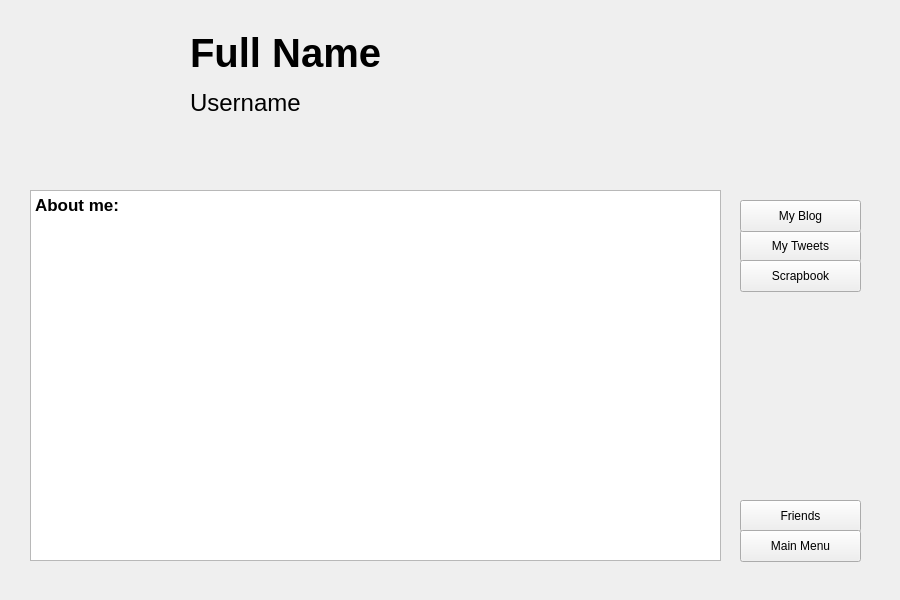
Above: GUI/profilegui.ui from thanhmvu/RocketRapport before the change. Below: the same form after it.
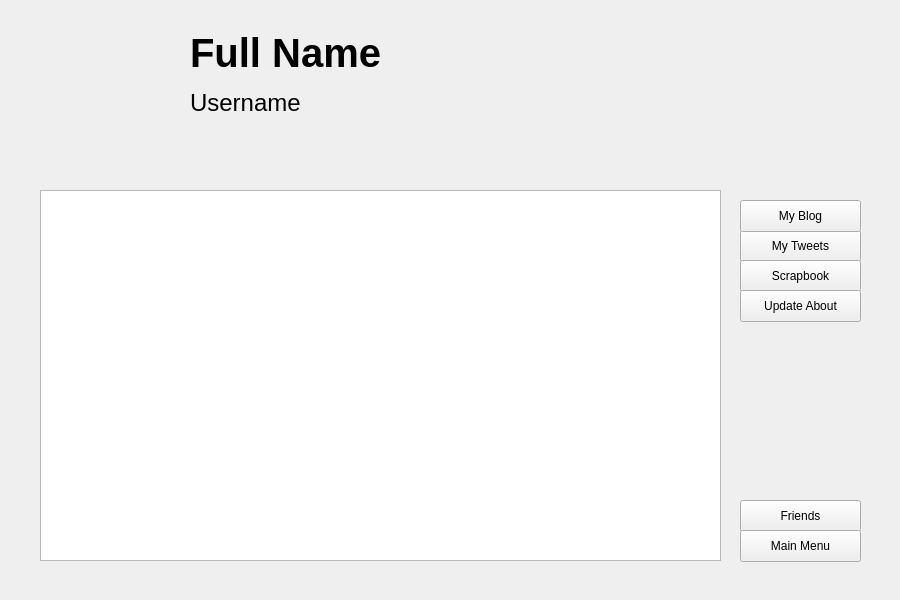
That is the form after the change. Icons and pictures are not drawn.

Commit message: Add editability for about-yourself section in Profile screen

The edit to the form file:
```diff
--- a/GUI/profilegui.ui
+++ b/GUI/profilegui.ui
@@ -29,24 +29,6 @@
     <pixmap resource="images.qrc">:/icons/RR_profile_pic.png</pixmap>
    </property>
   </widget>
-  <widget class="QTextBrowser" name="about_section">
-   <property name="geometry">
-    <rect>
-     <x>30</x>
-     <y>190</y>
-     <width>691</width>
-     <height>371</height>
-    </rect>
-   </property>
-   <property name="html">
-    <string>&lt;!DOCTYPE HTML PUBLIC &quot;-//W3C//DTD HTML 4.0//EN&quot; &quot;http://www.w3.org/TR/REC-html40/strict.dtd&quot;&gt;
-&lt;html&gt;&lt;head&gt;&lt;meta name=&quot;qrichtext&quot; content=&quot;1&quot; /&gt;&lt;style type=&quot;text/css&quot;&gt;
-p, li { white-space: pre-wrap; }
-&lt;/style&gt;&lt;/head&gt;&lt;body style=&quot; font-family:'Sans'; font-size:10pt; font-weight:400; font-style:normal;&quot;&gt;
-&lt;p style=&quot; margin-top:0px; margin-bottom:0px; margin-left:0px; margin-right:0px; -qt-block-indent:0; text-indent:0px;&quot;&gt;&lt;span style=&quot; font-family:'.SF NS Text'; font-size:13pt; font-weight:600;&quot;&gt;About me:&lt;/span&gt;&lt;/p&gt;
-&lt;p style=&quot;-qt-paragraph-type:empty; margin-top:0px; margin-bottom:0px; margin-left:0px; margin-right:0px; -qt-block-indent:0; text-indent:0px; font-family:'.SF NS Text'; font-size:13pt; font-weight:600;&quot;&gt;&lt;br /&gt;&lt;/p&gt;&lt;/body&gt;&lt;/html&gt;</string>
-   </property>
-  </widget>
   <widget class="QPushButton" name="pushButton">
    <property name="geometry">
     <rect>
@@ -166,6 +148,29 @@
     <string>Scrapbook</string>
    </property>
   </widget>
+  <widget class="QTextEdit" name="about_section">
+   <property name="geometry">
+    <rect>
+     <x>40</x>
+     <y>190</y>
+     <width>681</width>
+     <height>371</height>
+    </rect>
+   </property>
+  </widget>
+  <widget class="QPushButton" name="pushButton_update_about">
+   <property name="geometry">
+    <rect>
+     <x>740</x>
+     <y>290</y>
+     <width>121</width>
+     <height>32</height>
+    </rect>
+   </property>
+   <property name="text">
+    <string>Update About</string>
+   </property>
+  </widget>
  </widget>
  <resources>
   <include location="images.qrc"/>
```
The commit also changes 2 other files.
